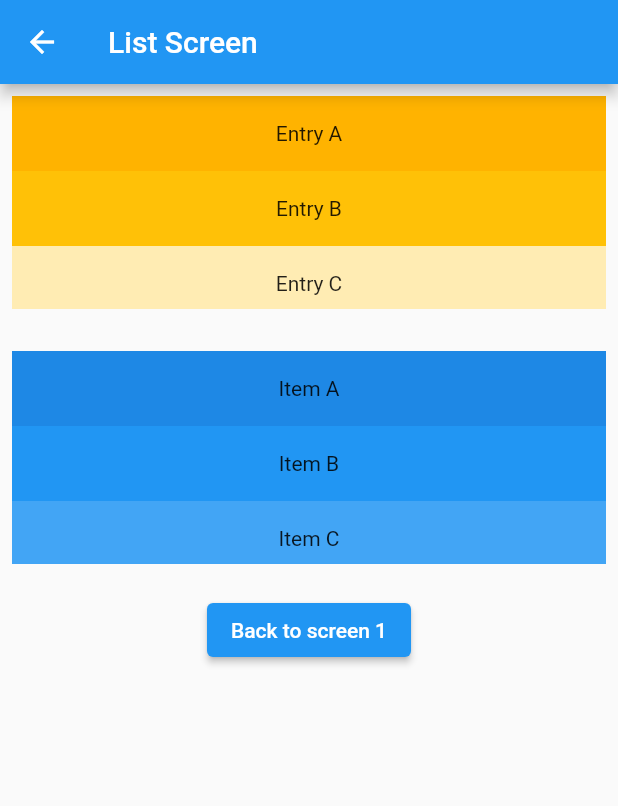
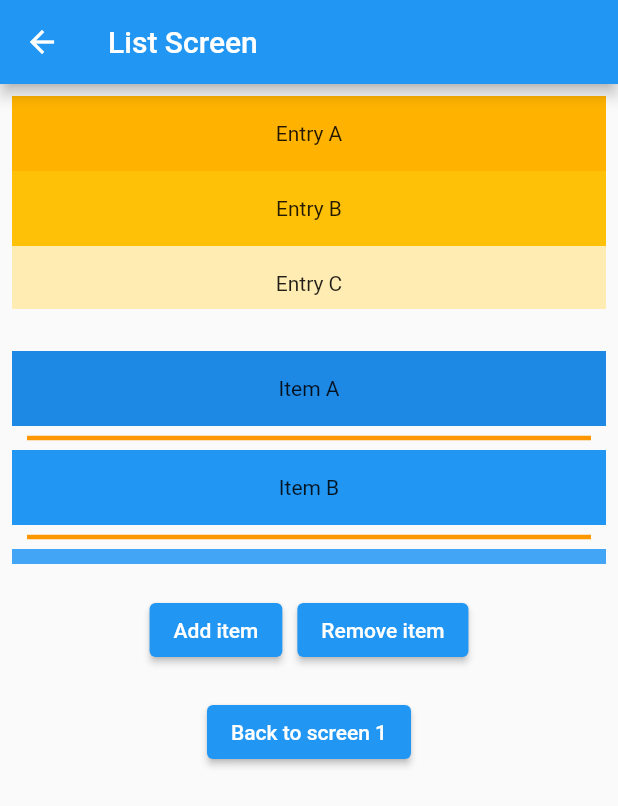
Before and after one commit to HeroDang/flutter_lession3456_1, a Flutter app: the ListViewScreen screen opened directly, on a phone screen of 412 x 824 dp. Shown: the top 806 px of the screen. Run offline on Flutter 3.47's test engine with Material 2 defaults, Android fonts, the light colour scheme and no system bars.

Commit message:
add, remove item in listview

```diff
--- a/lib/lession_listview.dart
+++ b/lib/lession_listview.dart
@@ -1,8 +1,15 @@
-
+import 'dart:math';
 
 import 'package:flutter/material.dart';
 
-class ListViewScreen extends StatelessWidget{
+class ListViewScreen extends StatefulWidget {
+  @override
+  State<ListViewScreen> createState() => _ListViewScreenState();
+}
+
+class _ListViewScreenState extends State<ListViewScreen> {
+  final _random = new Random();
+
   @override
   Widget build(BuildContext context) {
     // TODO: implement build
@@ -36,26 +43,66 @@ class ListViewScreen extends StatelessWidget{
                 ],
               ),
             ),
-            SizedBox(height: 20,),
-
+            SizedBox(
+              height: 20,
+            ),
             buildListView(),
-
-            SizedBox(height: 20,),
-            ElevatedButton(onPressed: () {
+            SizedBox(
+              height: 20,
+            ),
+            Row(
+              mainAxisAlignment: MainAxisAlignment.center,
+              children: [
+                ElevatedButton(
+                    onPressed: () {
+                      setState(() {
+                        countAddItem++;
+                        entries.add(countAddItem.toString());
+                        colorCodes.add(colorCodes[_random.nextInt(colorCodes
+                            .length)]);
+                      });
+                    },
+                    child: Text("Add item")),
+                SizedBox(
+                  width: 10,
+                ),
+                ElevatedButton(
+                    onPressed: () {
+                      if (countAddItem != 0) {
+                        setState(() {
+                          countAddItem--;
+                          entries.removeLast();
+                          colorCodes.removeLast();
+                        });
+                      }
+                    },
+                    child: Text("Remove item")),
+              ],
+            ),
+            SizedBox(
+              height: 20,
+            ),
+            ElevatedButton(
+                onPressed: () {
                   Navigator.pop(context);
-            }, child: Text("Back to screen 1"))
+                },
+                child: Text("Back to screen 1"))
           ],
         ),
       ),
     );
   }
 
-  Widget buildListView(){
-    final List<String> entries = <String>['A', 'B', 'C','D', 'E', 'F'];
+  int countAddItem = 0;
+
+  final List<String> entries = <String>['A', 'B', 'C', 'D', 'E', 'F'];
+
   final List<int> colorCodes = <int>[600, 500, 400, 300, 200, 100];
+
+  Widget buildListView() {
     return Container(
       height: 150,
-      child: ListView.builder(
+      child: ListView.separated(
         padding: const EdgeInsets.all(8),
         itemCount: entries.length,
         itemBuilder: (BuildContext context, int index) {
@@ -64,8 +111,9 @@ class ListViewScreen extends StatelessWidget{
             color: Colors.blue[colorCodes[index]],
             child: Center(child: Text('Item ${entries[index]}')),
           );
-          }
-      ),
+        }, separatorBuilder: (BuildContext context, int index) {
+        return const Divider(thickness: 3, color: Colors.orange, indent: 10, endIndent: 10,);
+      },),
     );
   }
 }
```
Lines whose indentation alone changed are shown as unchanged.
